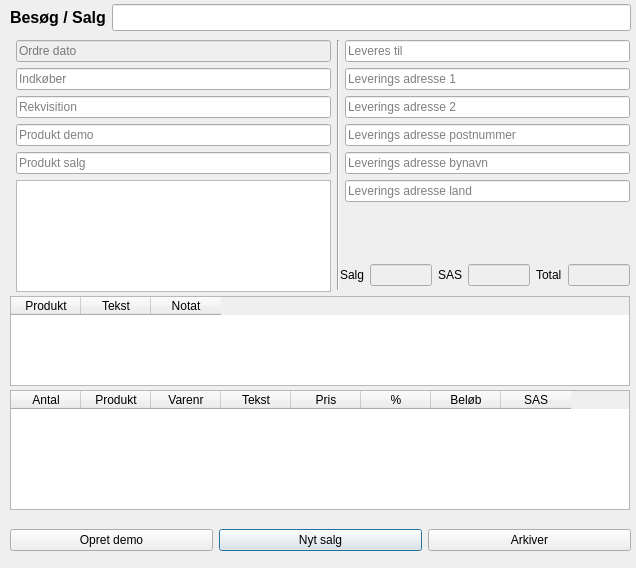
Before: the Qt Designer form buildtools/ui/visit_dialog.ui in fhdk/eordre2, drawn with Qt 5.
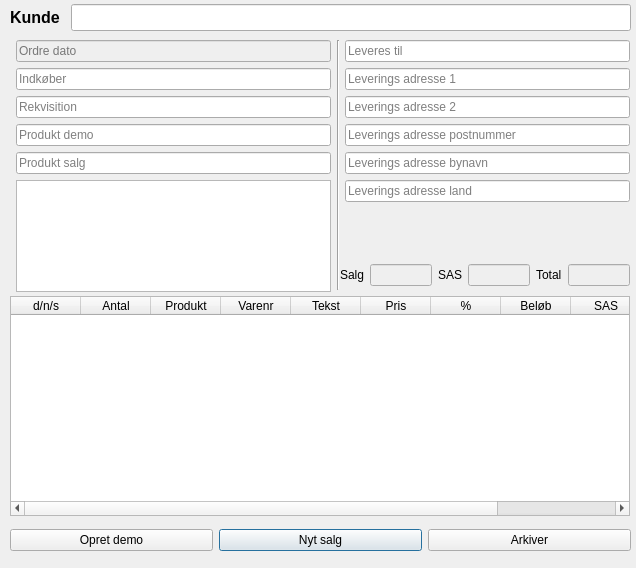
After: the same form once the commit is applied.

Diff of the .ui file:
```diff
--- a/buildtools/ui/visit_dialog.ui
+++ b/buildtools/ui/visit_dialog.ui
@@ -76,9 +76,9 @@
    <property name="geometry">
     <rect>
      <x>10</x>
-     <y>390</y>
+     <y>296</y>
      <width>620</width>
-     <height>120</height>
+     <height>220</height>
     </rect>
    </property>
    <property name="editTriggers">
@@ -96,6 +96,11 @@
    <attribute name="verticalHeaderStretchLastSection">
     <bool>true</bool>
    </attribute>
+   <column>
+    <property name="text">
+     <string>d/n/s</string>
+    </property>
+   </column>
    <column>
     <property name="text">
      <string>Antal</string>
@@ -136,6 +141,11 @@
      <string>SAS</string>
     </property>
    </column>
+   <column>
+    <property name="text">
+     <string>Note</string>
+    </property>
+   </column>
   </widget>
   <widget class="QWidget" name="formLayoutWidget_2">
    <property name="geometry">
@@ -278,7 +288,7 @@
        </font>
       </property>
       <property name="text">
-       <string>Besøg / Salg</string>
+       <string>Kunde </string>
       </property>
      </widget>
     </item>
@@ -331,46 +341,6 @@
     </item>
    </layout>
   </widget>
-  <widget class="QTableWidget" name="demoWidget">
-   <property name="geometry">
-    <rect>
-     <x>10</x>
-     <y>296</y>
-     <width>620</width>
-     <height>90</height>
-    </rect>
-   </property>
-   <property name="editTriggers">
-    <set>QAbstractItemView::AllEditTriggers</set>
-   </property>
-   <property name="selectionMode">
-    <enum>QAbstractItemView::SingleSelection</enum>
-   </property>
-   <attribute name="horizontalHeaderDefaultSectionSize">
-    <number>70</number>
-   </attribute>
-   <attribute name="horizontalHeaderMinimumSectionSize">
-    <number>10</number>
-   </attribute>
-   <attribute name="verticalHeaderStretchLastSection">
-    <bool>true</bool>
-   </attribute>
-   <column>
-    <property name="text">
-     <string>Produkt</string>
-    </property>
-   </column>
-   <column>
-    <property name="text">
-     <string>Tekst</string>
-    </property>
-   </column>
-   <column>
-    <property name="text">
-     <string>Notat</string>
-    </property>
-   </column>
-  </widget>
  </widget>
  <tabstops>
   <tabstop>txtOrderVisitDate</tabstop>
```
Left out of the diff: 4 changed lines with no effect on the pictures.
